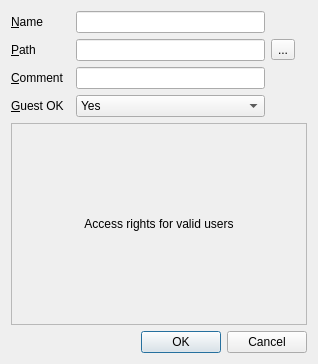
Before: the Qt Designer form src/editshare.ui in MX-Linux/mx-samba-config, drawn with Qt 5.
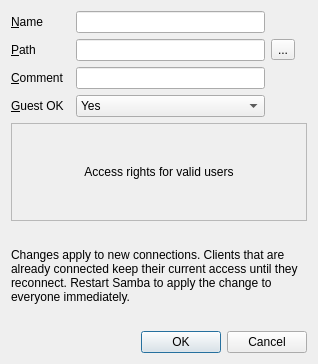
After: the same form once the commit is applied.

Commit message:
Explain when share permission changes reach connected clients
Samba applies an edited share's ACL to new connections only; clients
that are already connected keep their access until they reconnect.
Say so in the edit dialog and the help, and point to restarting Samba
for an immediate change.

The edit to the form file:
```diff
--- a/src/editshare.ui
+++ b/src/editshare.ui
@@ -102,6 +102,19 @@
      </property>
     </widget>
    </item>
+   <item row="5" column="0" colspan="6">
+    <widget class="QLabel" name="labelEditNote">
+     <property name="visible">
+      <bool>false</bool>
+     </property>
+     <property name="text">
+      <string>Changes apply to new connections. Clients that are already connected keep their current access until they reconnect. Restart Samba to apply the change to everyone immediately.</string>
+     </property>
+     <property name="wordWrap">
+      <bool>true</bool>
+     </property>
+    </widget>
+   </item>
    <item row="6" column="0" colspan="6">
     <widget class="QDialogButtonBox" name="buttonBox">
      <property name="orientation">
```
The commit also changes 2 other files.
